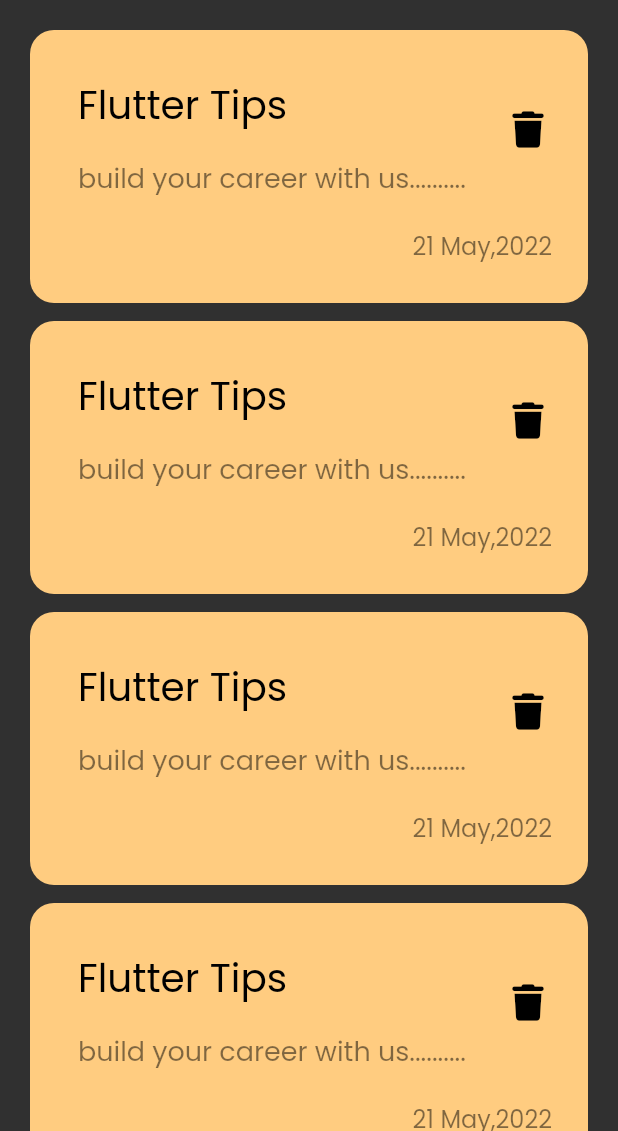
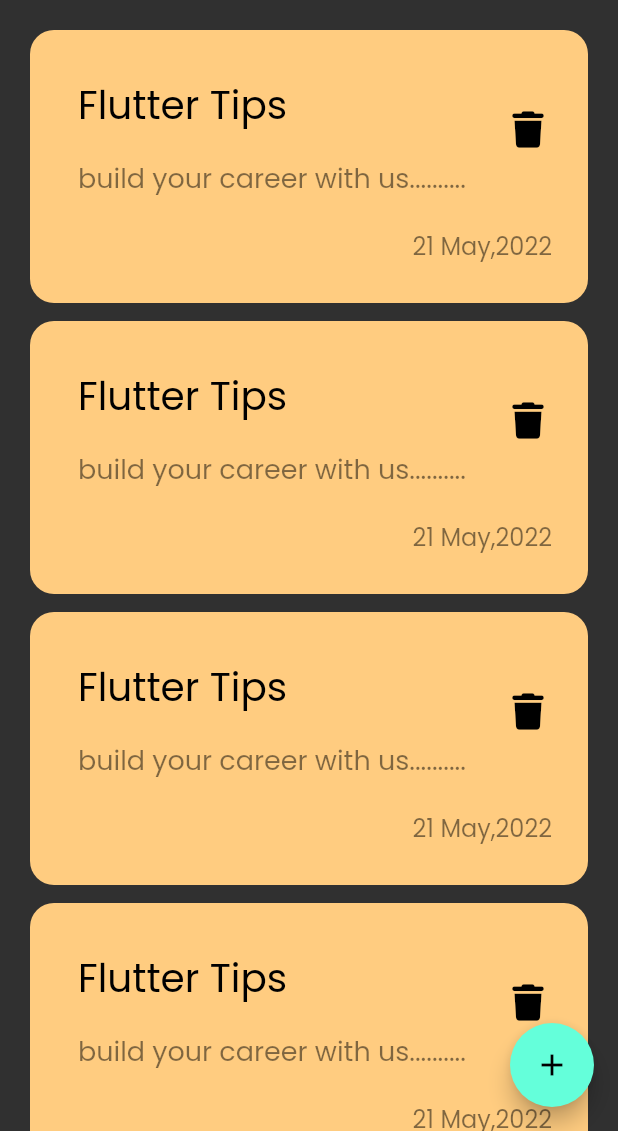
Before and after one commit to abdelrahmanredaelgendy/notes_app, a Flutter app: the screen it shows after launch, on a phone screen of 412 x 824 dp, the part 105-1236 px from its top. Run offline on Flutter 3.47's test engine with Material 2 defaults, Android fonts, the phone set to English and light mode, and no system bars; our stand-ins replace font_awesome_flutter, google_fonts.

Commit message:
create add floating action button

```diff
--- a/lib/views/notes_view.dart
+++ b/lib/views/notes_view.dart
@@ -6,9 +6,11 @@ class NotesView extends StatelessWidget {
 
   @override
   Widget build(BuildContext context) {
-    return const SafeArea(
+    return SafeArea(
         child: Scaffold(
-      body: NotesBody(),
+      floatingActionButton:
+          FloatingActionButton(onPressed: () {}, child:const  Icon(Icons.add)),
+      body: const NotesBody(),
     ));
   }
 }
```
